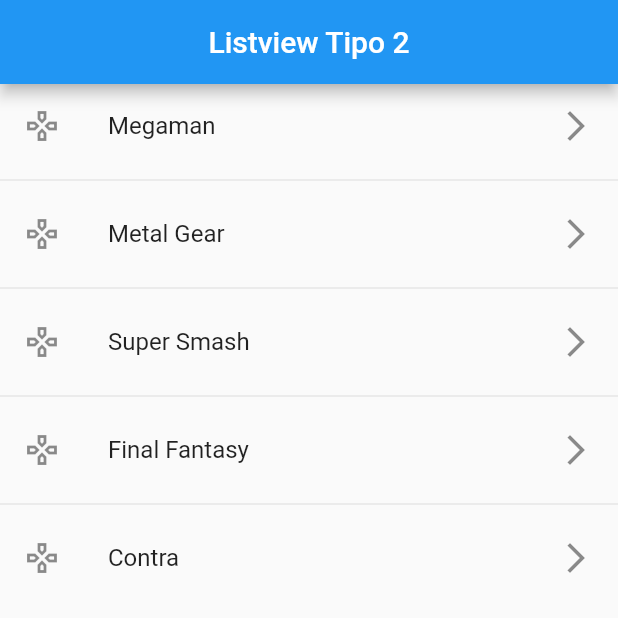
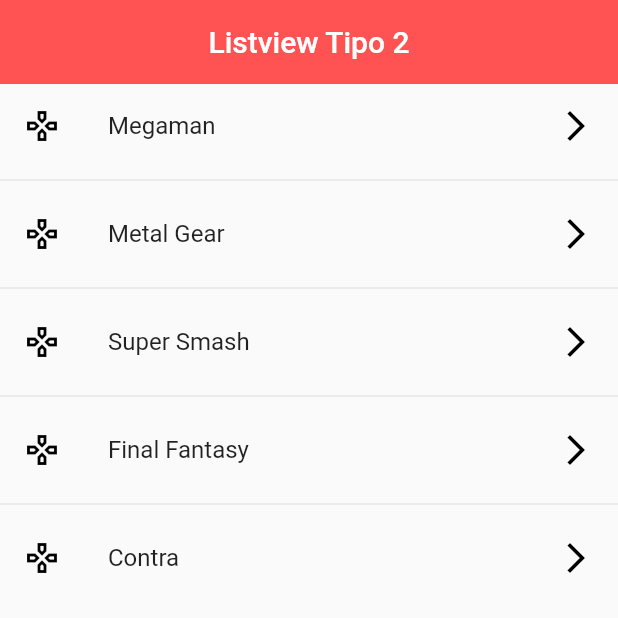
Before and after one commit to Nahu-N-Castro/fl_components1, a Flutter app: the screen it shows after launch, on a phone screen of 412 x 824 dp, the top half of it. Run offline on Flutter 3.47's test engine with Material 2 defaults, Android fonts, the phone set to English and light mode, and no system bars.

Commit message:
add colors on icons

```diff
--- a/lib/screens/listview2_screen.dart
+++ b/lib/screens/listview2_screen.dart
@@ -19,14 +19,22 @@ class Listview2Screen extends StatelessWidget {
           'Listview Tipo 2',
           textAlign: TextAlign.center,
         ),
+        elevation: 0,
+        backgroundColor: Colors.redAccent,
         centerTitle: true,
       ),
       body: ListView.separated(
         itemCount: options.length,
         itemBuilder: (context, index) => ListTile(
-          leading: const Icon(Icons.gamepad_outlined),
+          leading: const Icon(
+            Icons.gamepad_outlined,
+            color: Colors.black,
+          ),
           title: Text(options[index]),
-          trailing: const Icon(Icons.arrow_forward_ios_outlined),
+          trailing: const Icon(
+            Icons.arrow_forward_ios_outlined,
+            color: Colors.black,
+          ),
           onTap: () {
             final game = options[index];
             print(game);
```
